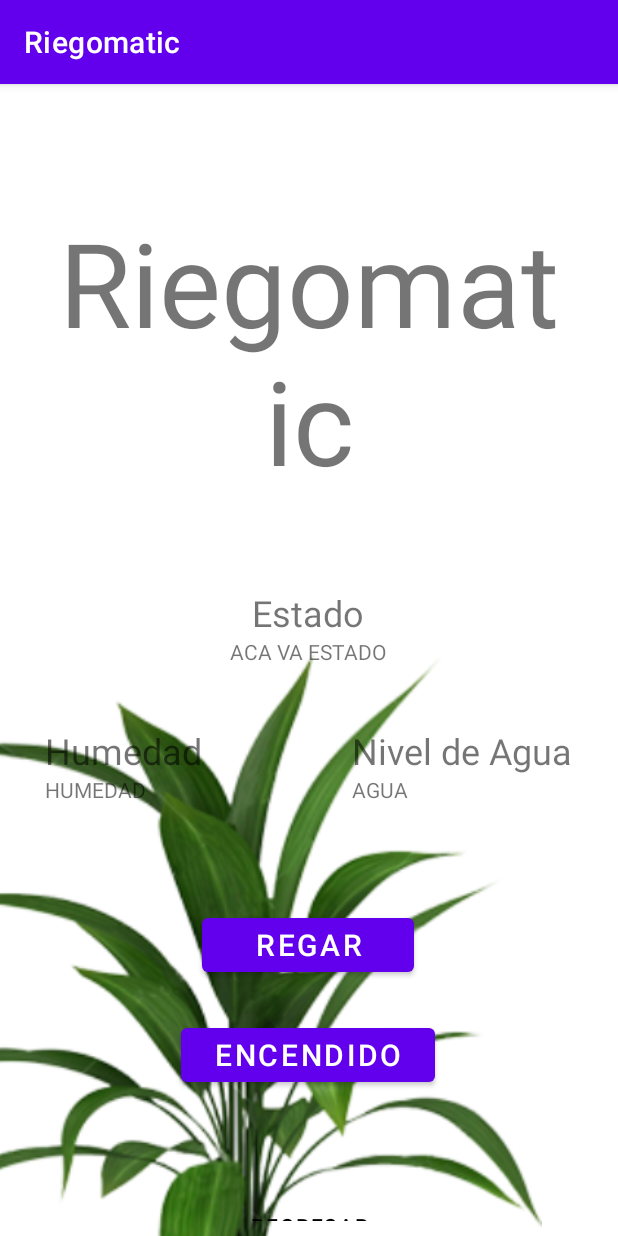
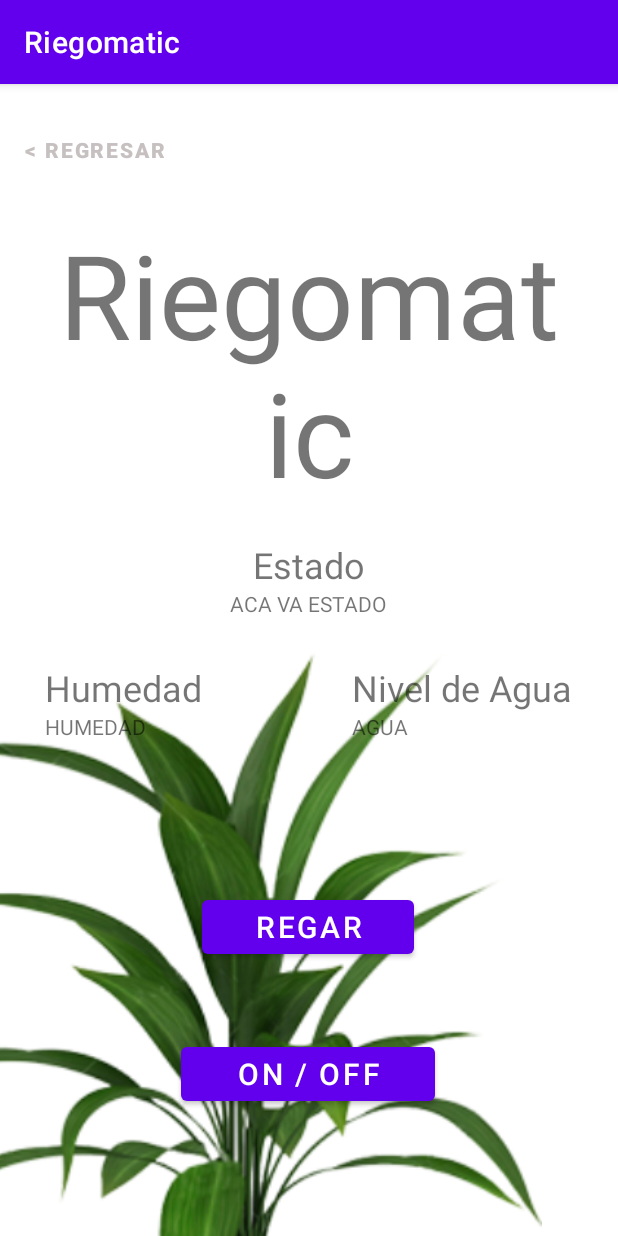
Before and after one commit to sntejada1/SOA_riegomatic, an Android app: the HomeActivity screen opened directly, with no data from a screen before it, on a phone screen of 412 x 824 dp. Run offline under Robolectric (Android 15) with nearby library versions, the phone set to English and light mode, and no system bars; Roboto replaces fonts that are not available here; 1 statement that could not run was skipped.

Commit message:
Boton regresar en parte superior y boton on off

```diff
--- a/ANDROID/app/src/main/res/layout/activity_home.xml
+++ b/ANDROID/app/src/main/res/layout/activity_home.xml
@@ -27,17 +27,32 @@
     <LinearLayout
         android:layout_width="match_parent"
         android:layout_height="match_parent"
-        android:orientation="vertical">
+        android:orientation="vertical"
+        tools:layout_editor_absoluteX="56dp"
+        tools:layout_editor_absoluteY="-39dp">
 
+
+        <Button
+            android:id="@+id/back"
+            android:layout_width="wrap_content"
+            android:layout_height="wrap_content"
+            android:layout_gravity="center|center_horizontal|left"
+            android:layout_marginTop="20dp"
+            android:background="#00FFFFFF"
+            android:backgroundTint="#DAECCFCF"
+            android:text="@string/back"
+            android:textColor="#C6C0C0"
+            android:textStyle="bold"
+            tools:fontFamily="monospace" />
 
         <TextView
             android:layout_width="341dp"
             android:layout_height="wrap_content"
             android:layout_gravity="center_horizontal"
             android:layout_marginLeft="60dp"
-            android:layout_marginTop="80dp"
+            android:layout_marginTop="20dp"
             android:layout_marginRight="60dp"
-            android:layout_marginBottom="60dp"
+            android:layout_marginBottom="20dp"
             android:fontFamily="@font/allura"
             android:text="@string/app_name"
             android:textAlignment="center"
@@ -45,10 +60,10 @@
             tools:textAlignment="center" />
 
         <LinearLayout
-            android:layout_width="163dp"
+            android:layout_width="157dp"
             android:layout_height="wrap_content"
             android:layout_gravity="center"
-            android:layout_marginBottom="40dp"
+            android:layout_marginBottom="30dp"
             android:baselineAligned="true"
             android:orientation="vertical"
             android:textAlignment="center">
@@ -74,7 +89,7 @@
             android:layout_width="wrap_content"
             android:layout_height="wrap_content"
             android:layout_gravity="center"
-            android:layout_marginBottom="70dp"
+            android:layout_marginBottom="100dp"
             android:orientation="horizontal">
 
             <LinearLayout
@@ -140,7 +155,7 @@
                 android:layout_width="141dp"
                 android:layout_height="wrap_content"
                 android:layout_gravity="center_horizontal"
-                android:layout_marginBottom="25dp"
+                android:layout_marginBottom="50dp"
                 android:text="@string/watering"
                 android:textSize="20sp" />
 
@@ -154,17 +169,6 @@
 
         </LinearLayout>
 
-        <Button
-            android:id="@+id/back"
-            android:layout_width="wrap_content"
-            android:layout_height="wrap_content"
-            android:layout_gravity="center"
-            android:layout_marginTop="70dp"
-            android:background="#00FFFFFF"
-            android:text="@string/back"
-            android:textColor="#000000"
-            tools:fontFamily="monospace" />
-
     </LinearLayout>
 
 </androidx.constraintlayout.widget.ConstraintLayout>
--- a/ANDROID/app/src/main/res/values/strings.xml
+++ b/ANDROID/app/src/main/res/values/strings.xml
@@ -6,8 +6,8 @@
     <string name="humidity">Humedad</string>
     <string name="water">Nivel de Agua</string>
     <string name="watering">Regar</string>
-    <string name="power">Encendido</string>
+    <string name="power">ON / OFF</string>
     <string name="main">Welcome View</string>
     <string name="home">Riegomatic View</string>
-    <string name="back">Regresar</string>
+    <string name="back">&lt; Regresar</string>
 </resources>
```
